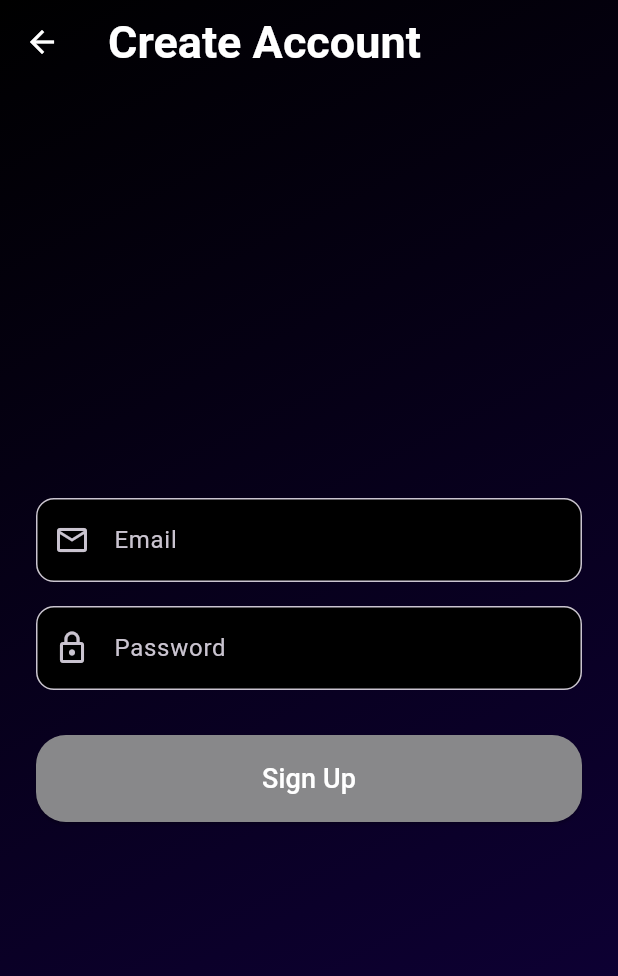
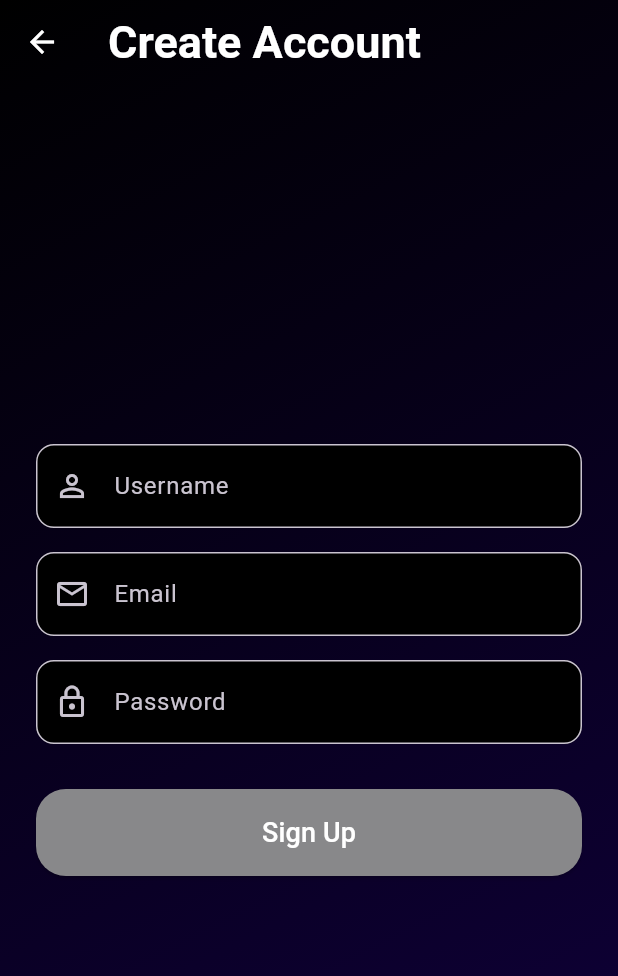
Before and after one commit to MoussaNasreddinne/vidnow, a Flutter app: the screen it shows after launch, after a tap on an icon or button, on a phone screen of 412 x 824 dp. Shown: the top 976 px of the screen. Run offline on Flutter 3.47's test engine with Material 3 defaults, Android fonts, the phone set to English and light mode, and no system bars; our stand-ins replace chewie, cloud_firestore, firebase_analytics, firebase_auth, firebase_core, firebase_remote_config and 5 more; missing offline and left inert: onesignal_flutter; accounts and stored records are empty; network calls fail.

```diff
--- a/lib/controllers/login_controller.dart
+++ b/lib/controllers/login_controller.dart
@@ -11,18 +11,21 @@ class LoginController extends GetxController {
 
   final emailController = TextEditingController();
   final passwordController = TextEditingController();
+  final usernameController = TextEditingController();
   var isLoading = false.obs;
 
   @override
   void onClose() {
     emailController.dispose();
     passwordController.dispose();
+    usernameController.dispose();
     super.onClose();
   }
 
   void clearFields() {
     emailController.clear();
     passwordController.clear();
+    usernameController.clear();
   }
 
   Future<void> login() async {
@@ -44,11 +47,20 @@ class LoginController extends GetxController {
   }
 
   Future<void> signUp() async {
+    if (usernameController.text.trim().isEmpty) {
+      CustomSnackbar.showErrorCustomSnackbar(
+        title: 'Error',
+        message: 'Please enter a username',
+      );
+      return;
+    }
+
     isLoading(true);
     try {
       final user = await _authService.signUpWithEmailAndPassword(
         emailController.text,
         passwordController.text,
+        usernameController.text,
       );
       if (user != null) {
         CustomSnackbar.showSuccessCustomSnackbar(
--- a/lib/screens/signup_screen.dart
+++ b/lib/screens/signup_screen.dart
@@ -26,6 +26,18 @@ class SignUpScreen extends StatelessWidget {
             child: Column(
               mainAxisAlignment: MainAxisAlignment.center,
               children: [
+                TextField(
+                  controller: controller.usernameController,
+                  decoration: InputDecoration(
+                    labelText: 'Username',
+                    prefixIcon: const Icon(Icons.person_outline),
+                    border: OutlineInputBorder(borderRadius: BorderRadius.circular(12)),
+                    filled: true,
+                    fillColor: isDarkMode ? Colors.black : Colors.white,
+                  ),
+                  keyboardType: TextInputType.text,
+                ),
+                const SizedBox(height: 16),
                 TextField(
                   controller: controller.emailController,
                   decoration: InputDecoration(
--- a/lib/services/remote_config_service.dart
+++ b/lib/services/remote_config_service.dart
@@ -12,13 +12,13 @@ class RemoteConfigService {
     final remoteConfig = FirebaseRemoteConfig.instance;
 
 
-    await remoteConfig.setDefaults({
+    await remoteConfig.setDefaults(<String, Object>{
       'api_base_url': 'https://d2p4ou0is754xb.cloudfront.net',
       'default_theme_is_dark': true,
       'default_language_code': 'en',
-      'android_banner_ad_unit_id': 'ca-app-pub-3940256099942544/6300978111', // Test ID
-      'android_interstitial_ad_unit_id': 'ca-app-pub-3940256099942544/1033173712', // Test ID
-    });
+      'android_banner_ad_unit_id': 'ca-app-pub-3940256099942544/6300978111',
+      'android_interstitial_ad_unit_id': 'ca-app-pub-3940256099942544/1033173712',
+});
 
 
     await remoteConfig.setConfigSettings(RemoteConfigSettings(
```
Also changed, not shown: lib/screens/videostream.dart (+7 -6 lines), lib/services/auth_service.dart (+42 -4 lines), pubspec.yaml (+4 -4 lines), lib/controllers/auth_controller.dart (line endings or trailing spaces), lib/controllers/theme_controller.dart (line endings or trailing spaces), pubspec.lock, 1 other file.
